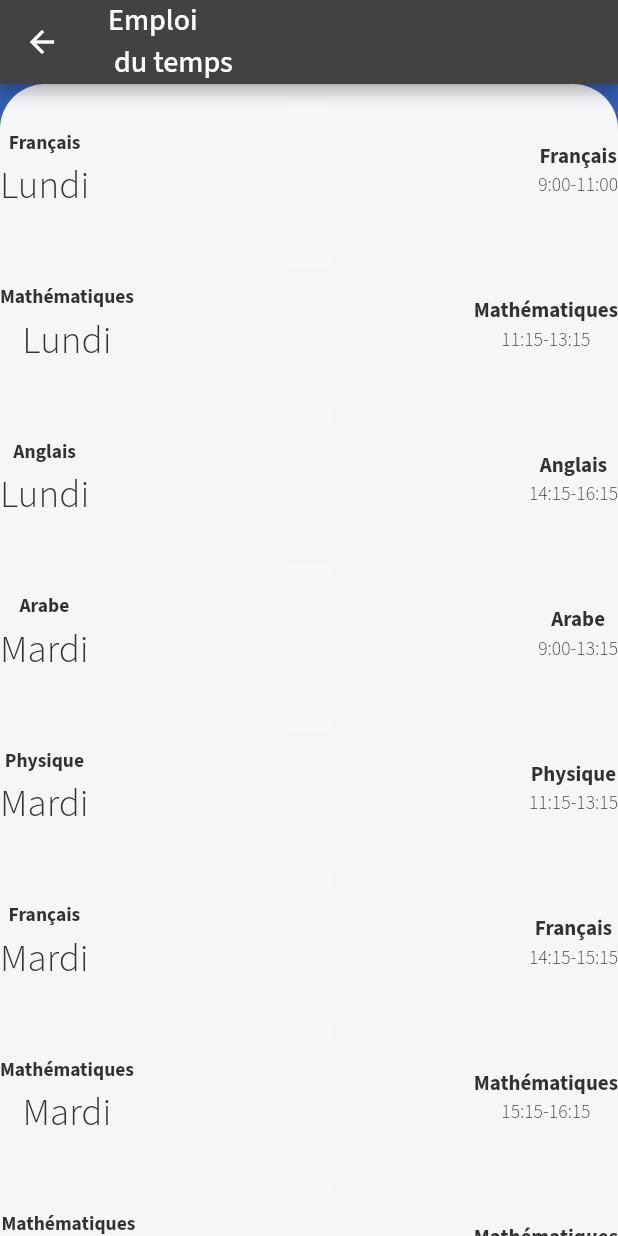
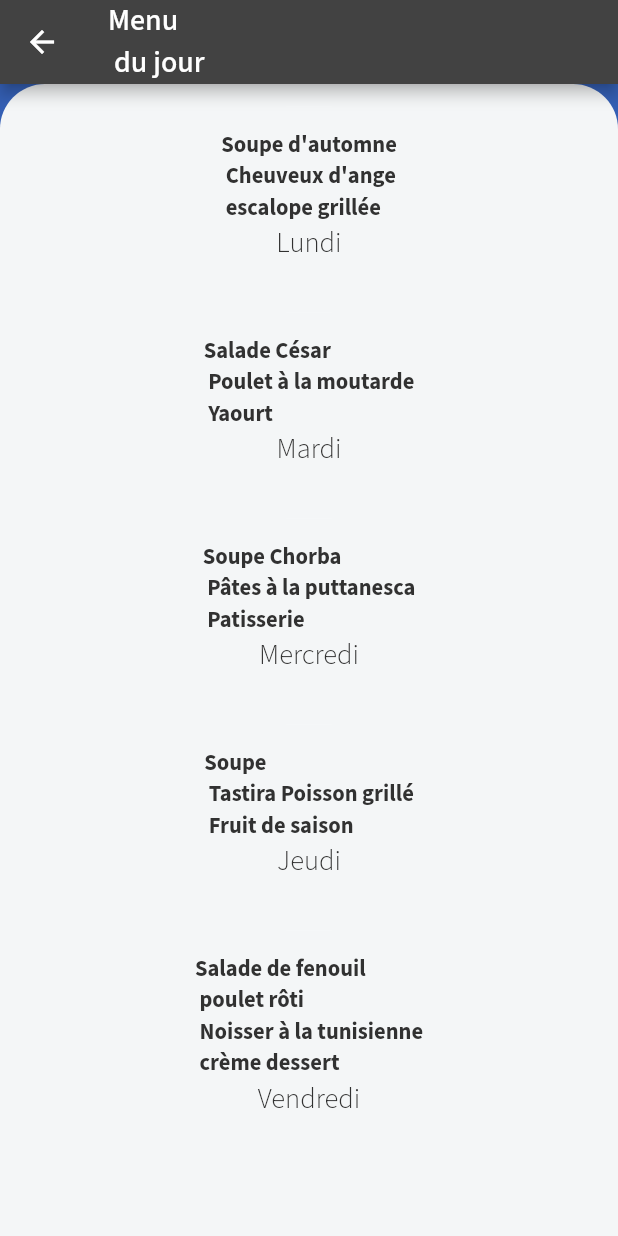
Before and after one commit to ziedll/e_school_project-projet-personnel-, a Flutter app: the HomeScreen screen opened by its route, scrolled down 419 dp, after a tap on "Menu du jour", on a phone screen of 412 x 824 dp. Run offline on Flutter 3.47's test engine with Material 2 defaults, Android fonts, the light colour scheme and no system bars; our stand-ins replace flutter_svg, google_fonts, sizer.

Commit message:
adding daily menu

```diff
--- a/lib/routes.dart
+++ b/lib/routes.dart
@@ -1,4 +1,5 @@
 
+import 'package:e_school_project/screens/Menu_du_jour_screen/Daily_Menu.dart';
 import 'package:e_school_project/screens/chat_screen/chat_screen.dart';
 import 'package:e_school_project/screens/datesheet_screen/datesheet_screen.dart';
 import 'package:e_school_project/screens/home_screen/home_screen.dart';
@@ -17,4 +18,5 @@ Map<String, WidgetBuilder> routes = {
   DateSheetScreen.routeName: (context) => DateSheetScreen(),
   ChatScreen.routeName: (context) => ChatScreen(),
   LoginScreen.routeName1: (context) => LoginScreen(),
+  DailyMenuScreen.routeName: (context) =>  DailyMenuScreen(),
 };
--- /dev/null
+++ b/lib/screens/Menu_du_jour_screen/Daily_Menu.dart
@@ -0,0 +1,77 @@
+import 'package:e_school_project/constants.dart';
+import 'package:e_school_project/screens/Menu_du_jour_screen//Data/DailyMenu_Data.dart';
+import 'package:flutter/material.dart';
+
+class DailyMenuScreen extends StatelessWidget {
+  const DailyMenuScreen({Key? key}) : super(key: key);
+  static const String routeName = 'DailyMenuScreen';
+
+  @override
+  Widget build(BuildContext context) {
+    return Scaffold(
+      appBar: AppBar(
+        title: Text('Menu\n du jour'),
+      ),
+      body: Column(
+        children: [
+          Expanded(
+              child: Container(
+                decoration: BoxDecoration(
+                    color: kOtherColor,
+                    borderRadius: BorderRadius.only(
+                      topLeft: Radius.circular(kDefaultPadding),
+                      topRight: Radius.circular(kDefaultPadding),
+                    )),
+                child: ListView.builder(
+                    itemCount: dateSheet.length,
+                    itemBuilder: (context, index) {
+                      return Container(
+                        width: MediaQuery.of(context).size.width,
+                        height: MediaQuery.of(context).size.height / 6,
+                        child: Column(
+                          children: [
+                            SizedBox(
+                              height: kDefaultPadding,
+                              width: kDefaultPadding,
+                              child: Divider(
+                                thickness: 1.0,
+                              ),
+                            ),
+                            //first need a row, then 3 collumns
+                            Row(
+                              mainAxisAlignment: MainAxisAlignment.center,
+                              children: [
+                                //list column
+                                Column(
+                                  children: [
+                                    Text(
+                                      dateSheet[index].mealName,
+                                      style: TextStyle(
+                                          color: kTextBlackColor,
+                                          fontSize: 15.0,
+                                          fontWeight: FontWeight.bold),
+                                    ),
+                                    Text(
+                                      dateSheet[index].dayName.toString(),
+                                      style: TextStyle(
+                                          color: kTextBlackColor,
+                                          fontSize: 19.0,
+                                          fontWeight: FontWeight.w300),
+                                    ),
+                                  ],
+                                ),
+
+                                //2nd one
+
+                              ],
+                            )
+                          ],
+                        ),
+                      );
+                    }),
+              ))
+        ],
+      ),
+    );
+  }
+}
--- /dev/null
+++ b/lib/screens/Menu_du_jour_screen/Data/DailyMenu_Data.dart
@@ -0,0 +1,13 @@
+class DataSheet {
+final String mealName;
+final String dayName;
+DataSheet(
+    this.mealName, this.dayName);
+}
+List<DataSheet> dateSheet = [
+DataSheet('Soupe d\'automne\n Cheuveux d\'ange\n escalope grillée', 'Lundi'),
+DataSheet( 'Salade César\n Poulet à la moutarde\n Yaourt', 'Mardi'),
+DataSheet( 'Soupe Chorba\n Pâtes à la puttanesca\n Patisserie', 'Mercredi'),
+DataSheet( 'Soupe\n Tastira Poisson grillé\n Fruit de saison', 'Jeudi'),
+DataSheet( 'Salade de fenouil\n poulet rôti\n Noisser à la tunisienne\n crème dessert', 'Vendredi')
+];
--- a/lib/screens/home_screen/home_screen.dart
+++ b/lib/screens/home_screen/home_screen.dart
@@ -1,4 +1,5 @@
 import 'package:e_school_project/constants.dart';
+import 'package:e_school_project/screens/Menu_du_jour_screen/Daily_Menu.dart';
 import 'package:e_school_project/screens/assignment_screen/assignment_screen.dart';
 import 'package:e_school_project/screens/chat_screen/chat_screen.dart';
 import 'package:flutter/material.dart';
@@ -149,7 +150,7 @@ class _HomeScreenState extends State<HomeScreen> {
                           title: 'emploi\n du temps'),
                       HomeCard(
                           onPress: () {
-                            Navigator.pushNamed(context, DateSheetScreen.routeName);
+                            Navigator.pushNamed(context, DailyMenuScreen.routeName);
                           },
                           icon: 'assets/icons/holiday.svg',
                           title: 'Menu du jour'),
```
